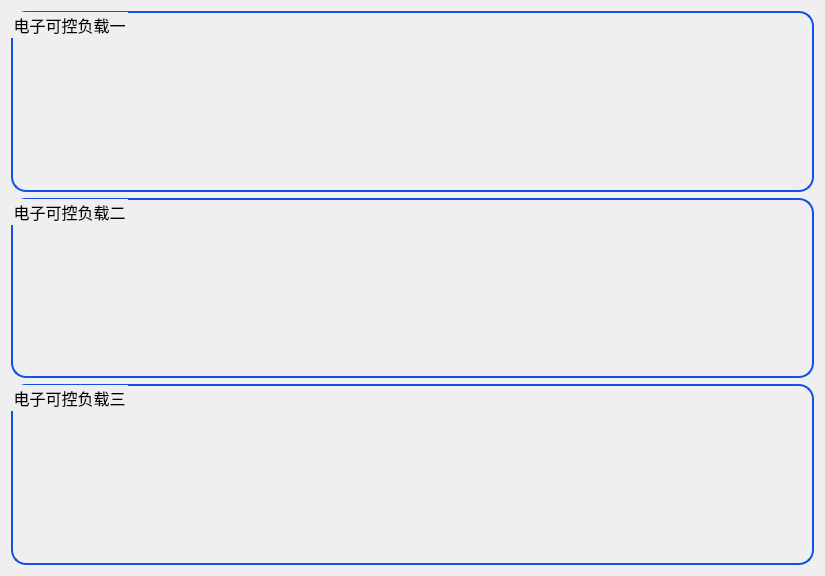
Old version of the form IDC_TestSystem/eload/eload_home/eload_inputhomewid.ui in the repository ChinaClever/IDC_TestSystem.
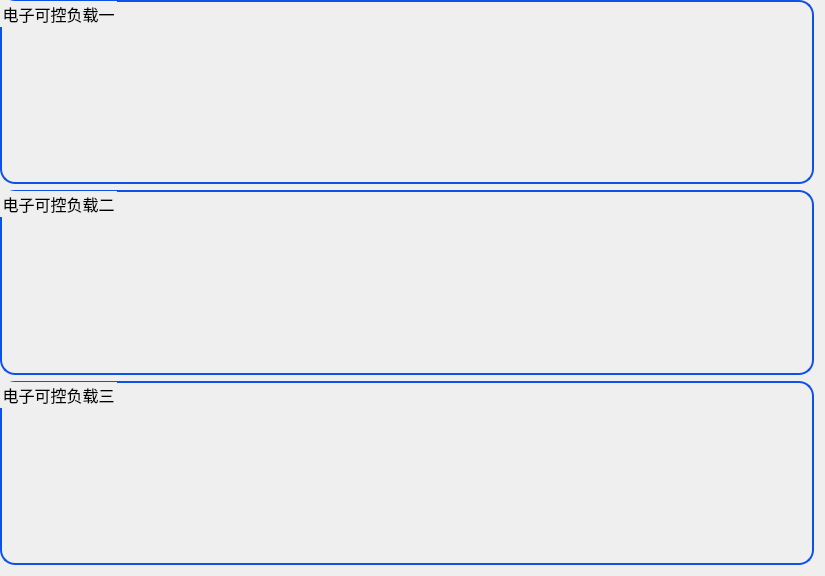
New version of the form.

```diff
--- a/IDC_TestSystem/eload/eload_home/eload_inputhomewid.ui
+++ b/IDC_TestSystem/eload/eload_home/eload_inputhomewid.ui
@@ -14,18 +14,33 @@
    <font>
     <family>微软雅黑</family>
     <pointsize>12</pointsize>
+    <weight>50</weight>
+    <italic>false</italic>
+    <bold>false</bold>
    </font>
   </property>
   <property name="windowTitle">
    <string>Form</string>
   </property>
+  <property name="styleSheet">
+   <string notr="true">font: 12pt &quot;微软雅黑&quot;;</string>
+  </property>
   <layout class="QVBoxLayout" name="verticalLayout">
+   <property name="leftMargin">
+    <number>0</number>
+   </property>
+   <property name="topMargin">
+    <number>0</number>
+   </property>
    <item>
     <widget class="QGroupBox" name="groupBox">
      <property name="font">
       <font>
        <family>微软雅黑</family>
        <pointsize>12</pointsize>
+       <weight>50</weight>
+       <italic>false</italic>
+       <bold>false</bold>
       </font>
      </property>
      <property name="styleSheet">
@@ -38,6 +53,12 @@
       <string>电子可控负载一</string>
      </property>
      <layout class="QGridLayout" name="gridLayout">
+      <property name="leftMargin">
+       <number>0</number>
+      </property>
+      <property name="topMargin">
+       <number>5</number>
+      </property>
       <item row="0" column="0">
        <widget class="QWidget" name="widget_1" native="true"/>
       </item>
@@ -71,6 +92,9 @@
       <font>
        <family>微软雅黑</family>
        <pointsize>12</pointsize>
+       <weight>50</weight>
+       <italic>false</italic>
+       <bold>false</bold>
       </font>
      </property>
      <property name="styleSheet">
@@ -83,6 +107,12 @@
       <string>电子可控负载二</string>
      </property>
      <layout class="QGridLayout" name="gridLayout_2">
+      <property name="leftMargin">
+       <number>0</number>
+      </property>
+      <property name="topMargin">
+       <number>5</number>
+      </property>
       <item row="0" column="0">
        <widget class="QWidget" name="widget_9" native="true"/>
       </item>
@@ -116,6 +146,9 @@
       <font>
        <family>微软雅黑</family>
        <pointsize>12</pointsize>
+       <weight>50</weight>
+       <italic>false</italic>
+       <bold>false</bold>
       </font>
      </property>
      <property name="styleSheet">
@@ -128,6 +161,12 @@
       <string>电子可控负载三</string>
      </property>
      <layout class="QGridLayout" name="gridLayout_3">
+      <property name="leftMargin">
+       <number>0</number>
+      </property>
+      <property name="topMargin">
+       <number>5</number>
+      </property>
       <item row="0" column="0">
        <widget class="QWidget" name="widget_17" native="true"/>
       </item>
```
